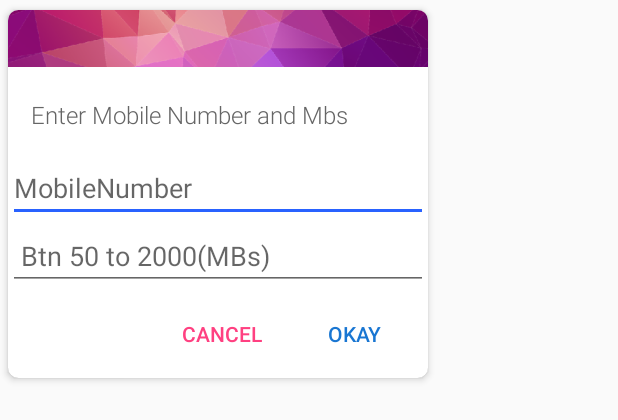
After one commit to kamasuPaul/USSD-Helper, an Android app: the layout dialog_enter_number_and_amount.xml on its own in the app's theme, with its tools: preview values and no code run, on a phone screen of 412 x 824 dp. The commit adds this screen. Shown: the top 420 px of the screen. Run offline under Robolectric (Android 15) with nearby library versions, the phone set to English and light mode, and no system bars.

Commit message:
added send data card and functionality

```diff
--- /dev/null
+++ b/app/src/main/res/layout/dialog_enter_number_and_amount.xml
@@ -0,0 +1,85 @@
+<?xml version="1.0" encoding="utf-8"?>
+<androidx.cardview.widget.CardView xmlns:android="http://schemas.android.com/apk/res/android"
+    xmlns:app="http://schemas.android.com/apk/res-auto"
+    android:layout_width="wrap_content"
+    android:layout_height="wrap_content"
+    app:cardBackgroundColor="@android:color/white"
+    app:cardCornerRadius="@dimen/spacing_xmedium"
+    app:cardElevation="3dp"
+    app:cardUseCompatPadding="true">
+
+    <LinearLayout
+        android:layout_width="280dp"
+        android:layout_height="wrap_content"
+        android:orientation="vertical">
+
+        <ImageView
+            android:layout_width="match_parent"
+            android:layout_height="38dp"
+            android:scaleType="centerCrop"
+            android:src="@drawable/bg_polygon" />
+
+        <LinearLayout
+            android:layout_width="match_parent"
+            android:layout_height="wrap_content"
+            android:orientation="vertical"
+            android:padding="@dimen/spacing_large">
+
+
+
+            <TextView
+                android:layout_width="match_parent"
+                android:layout_height="wrap_content"
+                android:layout_marginTop="@dimen/spacing_medium"
+                android:fontFamily="sans-serif-light"
+                android:text="Enter Mobile Number and Mbs"
+                android:textAppearance="@style/TextAppearance.AppCompat.Subhead"
+                android:textColor="@color/grey_60" />
+
+        </LinearLayout>
+        <LinearLayout
+            android:orientation="vertical"
+            android:layout_width="match_parent"
+            android:layout_height="wrap_content">
+            <EditText
+                android:hint="MobileNumber"
+                android:id="@+id/edit_text_mobileNumber"
+                android:layout_width="match_parent"
+                android:layout_height="wrap_content"/>
+            <EditText
+                android:hint=" Btn 50 to 2000(MBs)"
+                android:id="@+id/edit_text_amount"
+                android:layout_width="match_parent"
+                android:layout_height="wrap_content"/>
+        </LinearLayout>
+
+        <LinearLayout
+            android:layout_width="match_parent"
+            android:layout_height="wrap_content"
+            android:layout_margin="@dimen/spacing_medium"
+            android:gravity="end"
+            android:orientation="horizontal">
+
+            <Button
+                android:id="@+id/bt_cancel"
+                style="@style/Button.Primary.Borderless"
+                android:layout_width="wrap_content"
+                android:layout_height="wrap_content"
+                android:gravity="center"
+                android:text="CANCEL"
+                android:textColor="@color/colorAccent" />
+
+            <Button
+                android:id="@+id/bt_okay"
+                style="@style/Button.Primary.Borderless"
+                android:layout_width="wrap_content"
+                android:layout_height="wrap_content"
+                android:gravity="center"
+                android:text="OKAY"
+                android:textColor="@color/colorPrimary" />
+
+        </LinearLayout>
+
+    </LinearLayout>
+
+</androidx.cardview.widget.CardView>
```
Also changed, not shown: app/src/main/java/com/example/ussdhelper/fragments/MainFragment.java (+51 -0 lines), app/src/main/res/layout/fragment_main.xml (+51 -48 lines).
